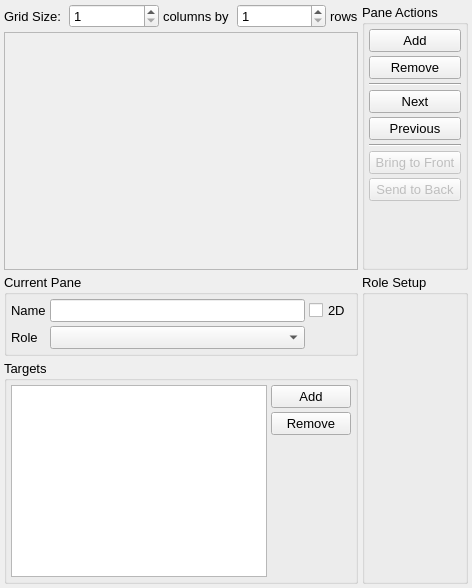
Old version of the form src/gui/layout.ui in the repository trisyoungs/uchroma.
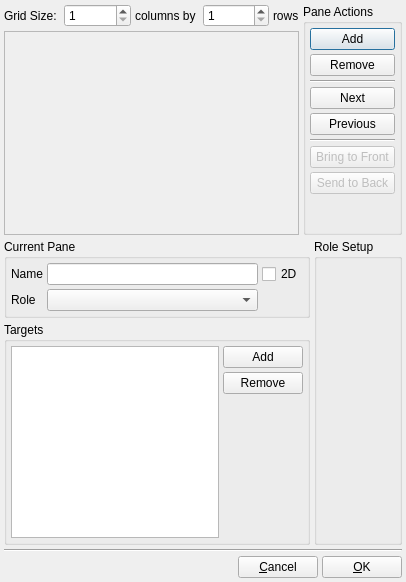
New version of the form. The open tabs and pages were chosen to show the change. Icons and pictures are not drawn. Custom widgets are drawn as their Qt base class.

Commit message: Rewrote ViewPane::calculateRequiredZoom() to be more effective. Fixed - 2D view is now scaled correctly when using log axes. Fixed - Axis titles were not positioned correctly on logarithmic axes. Made LayoutWindow into a dialog, adding OK and Cancel buttons to the bottom. Added missing assignment operators to List and ParentList. Reinstated sub-window buttons to a toolbar (menu access is still available). Added Axes::axisTickSize_ to better control size of tick marks. Updated Axes window. Fixed - Some dialogs were not modal.

```diff
--- a/src/gui/layout.ui
+++ b/src/gui/layout.ui
@@ -1,26 +1,18 @@
 <?xml version="1.0" encoding="UTF-8"?>
 <ui version="4.0">
- <class>LayoutWindow</class>
- <widget class="QWidget" name="LayoutWindow">
+ <class>LayoutDialog</class>
+ <widget class="QDialog" name="LayoutDialog">
+  <property name="windowModality">
+   <enum>Qt::ApplicationModal</enum>
+  </property>
   <property name="geometry">
    <rect>
     <x>0</x>
     <y>0</y>
-    <width>472</width>
-    <height>588</height>
+    <width>406</width>
+    <height>582</height>
    </rect>
   </property>
-  <property name="sizePolicy">
-   <sizepolicy hsizetype="Minimum" vsizetype="Minimum">
-    <horstretch>0</horstretch>
-    <verstretch>0</verstretch>
-   </sizepolicy>
-  </property>
-  <property name="font">
-   <font>
-    <pointsize>10</pointsize>
-   </font>
-  </property>
   <property name="windowTitle">
    <string>Layout</string>
   </property>
@@ -359,7 +351,7 @@
        <item>
         <widget class="QGroupBox" name="PaneTargetsGroup">
          <property name="sizePolicy">
-          <sizepolicy hsizetype="Expanding" vsizetype="Expanding">
+          <sizepolicy hsizetype="Expanding" vsizetype="Minimum">
            <horstretch>0</horstretch>
            <verstretch>0</verstretch>
           </sizepolicy>
@@ -375,7 +367,14 @@
            <number>4</number>
           </property>
           <item>
-           <widget class="QListWidget" name="PaneTargetsList"/>
+           <widget class="QListWidget" name="PaneTargetsList">
+            <property name="sizePolicy">
+             <sizepolicy hsizetype="Expanding" vsizetype="Expanding">
+              <horstretch>0</horstretch>
+              <verstretch>0</verstretch>
+             </sizepolicy>
+            </property>
+           </widget>
           </item>
           <item>
            <layout class="QVBoxLayout" name="verticalLayout_6">
@@ -433,10 +432,13 @@
               <property name="orientation">
                <enum>Qt::Vertical</enum>
               </property>
+              <property name="sizeType">
+               <enum>QSizePolicy::Expanding</enum>
+              </property>
               <property name="sizeHint" stdset="0">
                <size>
                 <width>20</width>
-                <height>40</height>
+                <height>10</height>
                </size>
               </property>
              </spacer>
@@ -469,7 +471,7 @@
         <item>
          <widget class="QStackedWidget" name="PaneRoleStack">
           <property name="sizePolicy">
-           <sizepolicy hsizetype="Expanding" vsizetype="Expanding">
+           <sizepolicy hsizetype="Expanding" vsizetype="MinimumExpanding">
             <horstretch>0</horstretch>
             <verstretch>0</verstretch>
            </sizepolicy>
@@ -486,6 +488,44 @@
      </item>
     </layout>
    </item>
+   <item>
+    <widget class="Line" name="line_3">
+     <property name="orientation">
+      <enum>Qt::Horizontal</enum>
+     </property>
+    </widget>
+   </item>
+   <item>
+    <layout class="QHBoxLayout" name="horizontalLayout_6">
+     <item>
+      <spacer name="horizontalSpacer">
+       <property name="orientation">
+        <enum>Qt::Horizontal</enum>
+       </property>
+       <property name="sizeHint" stdset="0">
+        <size>
+         <width>40</width>
+         <height>20</height>
+        </size>
+       </property>
+      </spacer>
+     </item>
+     <item>
+      <widget class="QPushButton" name="CancelButton">
+       <property name="text">
+        <string>&amp;Cancel</string>
+       </property>
+      </widget>
+     </item>
+     <item>
+      <widget class="QPushButton" name="OKButton">
+       <property name="text">
+        <string>&amp;OK</string>
+       </property>
+      </widget>
+     </item>
+    </layout>
+   </item>
   </layout>
  </widget>
  <customwidgets>
```
Left out of the diff: 7 changed lines with no effect on the pictures. The commit also changes 25 other files.
